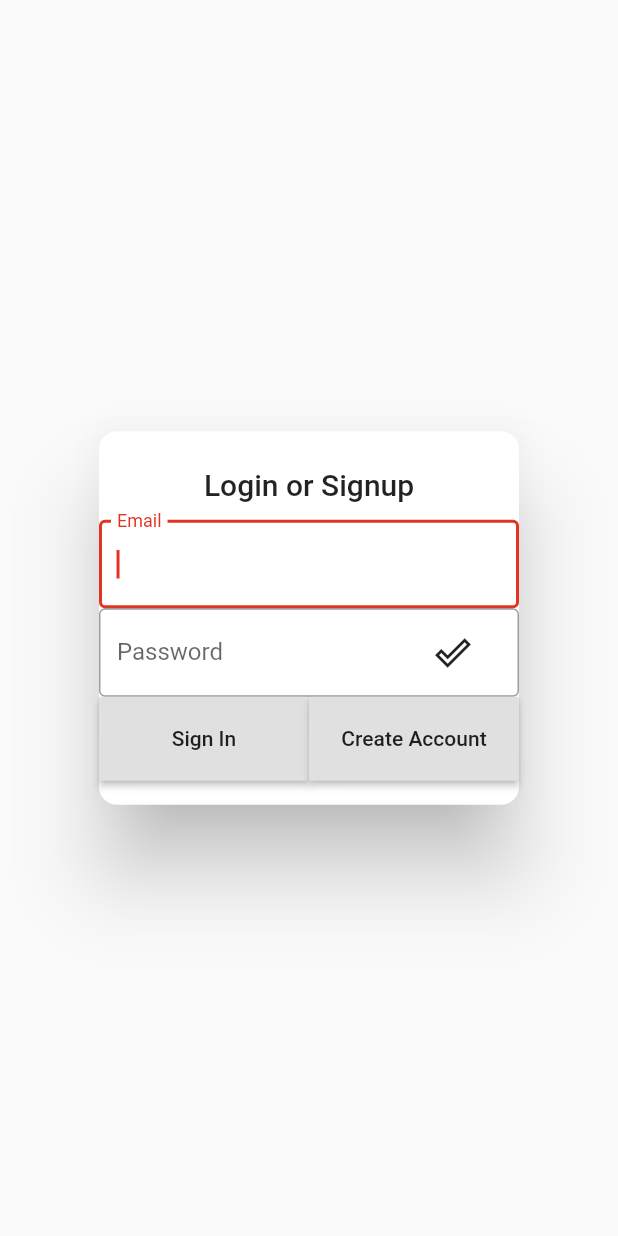
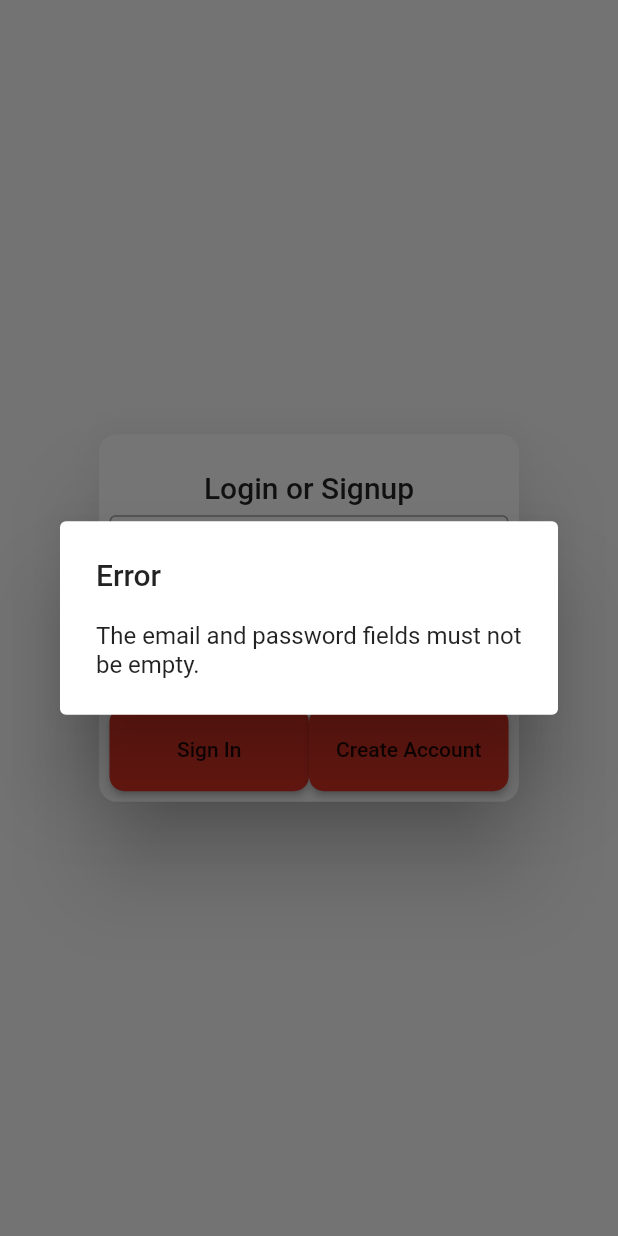
Before and after one commit to joshuajames355/bevvyMobile, a Flutter app: the LoginEmailPage widget shown alone on an empty page, opened directly, after a tap on "Sign In", on a phone screen of 412 x 824 dp. Run offline on Flutter 3.47's test engine with Material 2 defaults, Android fonts, the phone set to English and light mode, and no system bars; our stand-ins replace cached_network_image, firebase_analytics, firebase_auth, google_sign_in; missing offline and left inert: flutter_auth_buttons; accounts and stored records are empty.

Commit message:
Minor adjustments to Login with email dialog.
Refactored sign in/ create account logic out of UI code, and made minor aesthetic + usability adjustments.

```diff
--- a/lib/loginEmail.dart
+++ b/lib/loginEmail.dart
@@ -29,6 +29,7 @@ class _LoginEmailPageState extends State<LoginEmailPage> {
           borderRadius: BorderRadius.circular(12),
       ),
       children: dialogContent(context),
+      contentPadding: EdgeInsets.all(7),
     );
   }
 
@@ -54,11 +55,14 @@ class _LoginEmailPageState extends State<LoginEmailPage> {
           FocusScope.of(context).requestFocus(_passwordFocus);
         },
       ),
-      TextField
+      Container
+      (
+        margin: EdgeInsets.only(bottom: 10),
+        child: TextField
         (
           controller: _passwordTextController,
           focusNode: _passwordFocus,
-        textInputAction: TextInputAction.send,
+          textInputAction: TextInputAction.go,
           keyboardType: TextInputType.text,
           decoration: InputDecoration(
             border: OutlineInputBorder(
@@ -77,10 +81,11 @@ class _LoginEmailPageState extends State<LoginEmailPage> {
             )
           ),
           obscureText: _obscureText,
-        onSubmitted: (v)
+          onSubmitted: (String password)
           {
-          FocusScope.of(context).requestFocus(_passwordFocus);
+            signIn();
           },
+        ),
       ),
       Row
       (
@@ -91,14 +96,42 @@ class _LoginEmailPageState extends State<LoginEmailPage> {
           (
             child: RaisedButton
             (
+              shape: RoundedRectangleBorder(borderRadius: new BorderRadius.all(Radius.circular(10))),
+              color: Theme.of(context).primaryColor,
               child: Padding
               (
                 child: Text("Sign In"),
                 padding: EdgeInsets.symmetric(vertical: 20),
               ),
-              onPressed: ()
+              onPressed: signIn,
+            ),
+          ),
+          Expanded
+          (
+            child: RaisedButton
+            (
+              color: Theme.of(context).primaryColor,
+              shape: RoundedRectangleBorder(borderRadius: new BorderRadius.all(Radius.circular(10))),
+              child: Padding
+              (
+                child: Text("Create Account"),
+                padding: EdgeInsets.symmetric(vertical: 20),
+              ),
+              onPressed: createAccount
+            ),
+          ),
+        ],
+      )
+    ];
+  }
+
+  signIn()
   {
-                if(_emailTextController.text == "" || _passwordTextController.text == "" || _emailTextController.text == null || _passwordTextController.text == null) return;
+    if(_emailTextController.text == "" || _passwordTextController.text == "" || _emailTextController.text == null || _passwordTextController.text == null)
+    {
+      showDialog(context: context, builder: (context) => AlertDialog(title: Text("Error"), content: Text("The email and password fields must not be empty.")));
+      return;
+    }
 
     auth.signInWithEmailAndPassword(email: _emailTextController.text, password: _passwordTextController.text).then((AuthResult result)
     {
@@ -126,21 +159,15 @@ class _LoginEmailPageState extends State<LoginEmailPage> {
         showDialog(context: context, builder: (context) => AlertDialog(title: Text("Error"), content: Text("This account has been disabled.")));
       }
     });
-              },
-            ),
-          ),
-          Expanded
-          (
-            child: RaisedButton
-            (
-              child: Padding
-              (
-                child: Text("Create Account"),
-                padding: EdgeInsets.symmetric(vertical: 20),
-              ),
-              onPressed: ()
+  }
+
+  createAccount()
   {
-                if(_emailTextController.text == "" || _passwordTextController.text == "" || _emailTextController.text == null || _passwordTextController.text == null) return;
+    if(_emailTextController.text == "" || _passwordTextController.text == "" || _emailTextController.text == null || _passwordTextController.text == null)
+    {
+      showDialog(context: context, builder: (context) => AlertDialog(title: Text("Error"), content: Text("The email and password fields must not be empty.")));
+      return;
+    }
 
     auth.createUserWithEmailAndPassword(email: _emailTextController.text, password: _passwordTextController.text).then((AuthResult result)
     {
@@ -162,20 +189,14 @@ class _LoginEmailPageState extends State<LoginEmailPage> {
         showDialog(context: context, builder: (context) => AlertDialog(title: Text("Error"), content: Text("The Email address is invalid.")));
       }
     });
-              },
-            ),
-          ),
-        ],
-      )
-    ];
   }
 
   @override
-  void dispose() {
+  void dispose()
+  {
     // Clean up the controller when the widget is disposed.
     _emailTextController.dispose();
     _passwordTextController.dispose();
     super.dispose();
   }
-
 }
```
Lines whose indentation alone changed are shown as unchanged.
